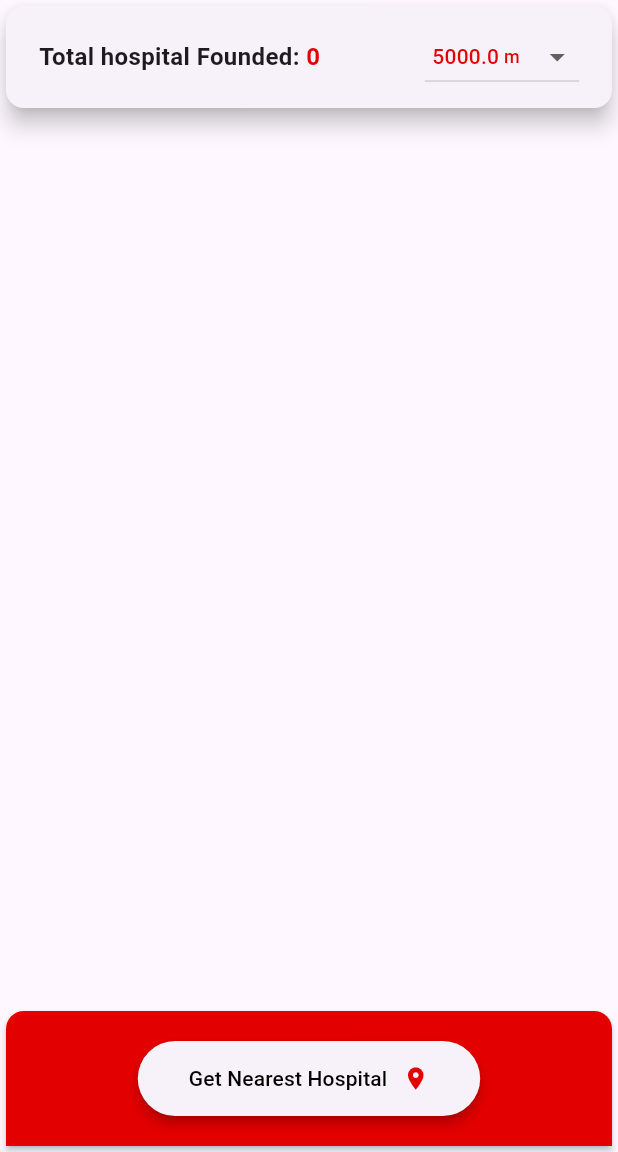
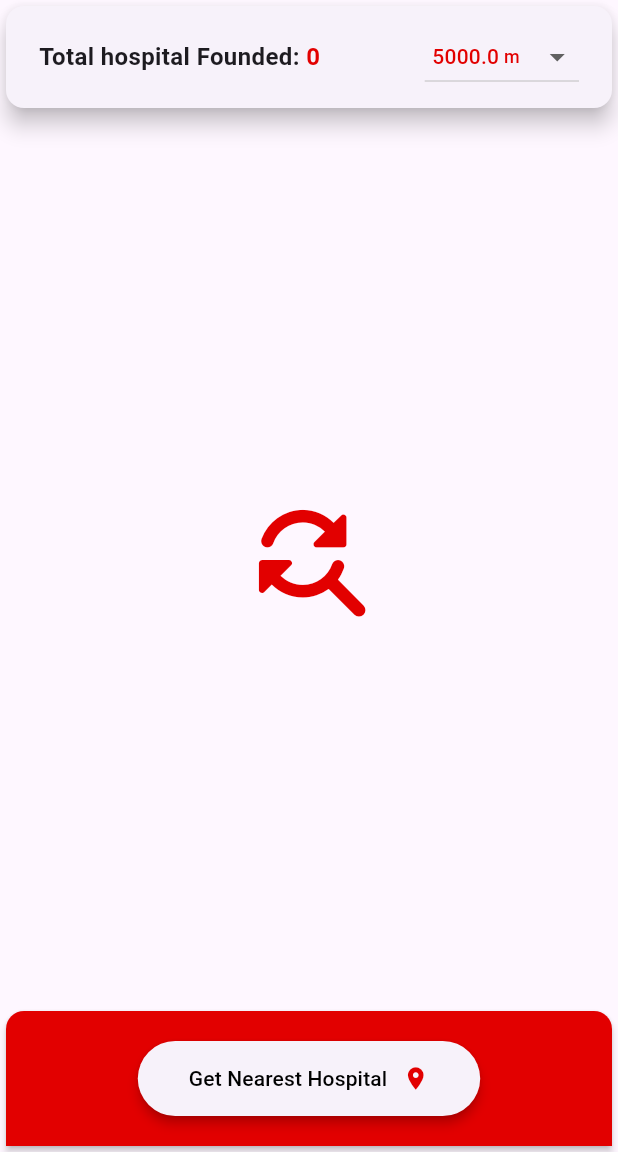
Before and after one commit to MAHMOUDELSAYED69/Find-Hospital, a Flutter app: the screen it shows after launch, on a phone screen of 412 x 824 dp, the part 84-1236 px from its top. Run offline on Flutter 3.47's test engine with Material 3 defaults, Android fonts, the phone set to English and light mode, and no system bars; drawn by our look-alikes of dropdown_button2; our stand-ins replace bloc, dio, flutter_bloc, flutter_dotenv, geolocator, lottie.

```diff
--- a/lib/view/screen/find_hospital_screen.dart
+++ b/lib/view/screen/find_hospital_screen.dart
@@ -26,7 +26,6 @@ class _FindHospitalScreenState extends State<FindHospitalScreen> {
 
   bool _isLoading = false;
   List<PlaceInfo?> _hospitalList = [];
-  int _totalHospitalFounded = 0;
   @override
   Widget build(BuildContext context) {
     final cubit = BlocProvider.of<FindHospitalCubit>(context);
@@ -71,7 +70,6 @@ class _FindHospitalScreenState extends State<FindHospitalScreen> {
           } else if (state is FindHospitalSuccess) {
             _isLoading = false;
             _hospitalList = state.hospitalsList;
-            _totalHospitalFounded = state.hospitalsList.length;
           } else if (state is FindHospitalFailure) {
             _isLoading = false;
 
@@ -84,8 +82,9 @@ class _FindHospitalScreenState extends State<FindHospitalScreen> {
               ? Center(child: _buildLoadingIndicator())
               : Column(
                   children: [
-                    _buildTotalHospital(_totalHospitalFounded),
-                    Expanded(
+                    _buildTotalHospital(_hospitalList.length),
+                    _hospitalList.isNotEmpty
+                        ? Expanded(
                             child: ListView.builder(
                               itemCount: _hospitalList.length,
                               itemBuilder: (context, index) {
@@ -98,14 +97,23 @@ class _FindHospitalScreenState extends State<FindHospitalScreen> {
                                           context, RouteManager.details,
                                           arguments: placeInfo);
                                     },
-                              title: Text(_hospitalList[index]?.name ?? ""),
+                                    title:
+                                        Text(_hospitalList[index]?.name ?? ""),
                                     subtitle: Text(
-                                  _hospitalList[index]?.businessStatus ?? ""),
+                                        _hospitalList[index]?.businessStatus ??
+                                            ""),
                                     trailing: const Icon(Icons.chevron_right),
                                     leading: const Icon(Icons.healing),
                                   ),
                                 );
                               },
+                            ),
+                          )
+                        : const Expanded(
+                            child: Icon(
+                              Icons.find_replace_rounded,
+                              size: 100,
+                              color: ColorManager.red,
                             ),
                           ),
                   ],
```
Also changed, not shown: lib/bloc/hospital/find_hospital_cubit.dart (+17 -17 lines), lib/view/screen/hospital_details.dart (+63 -33 lines), 1 other file. Lines whose indentation alone changed are shown as unchanged.
